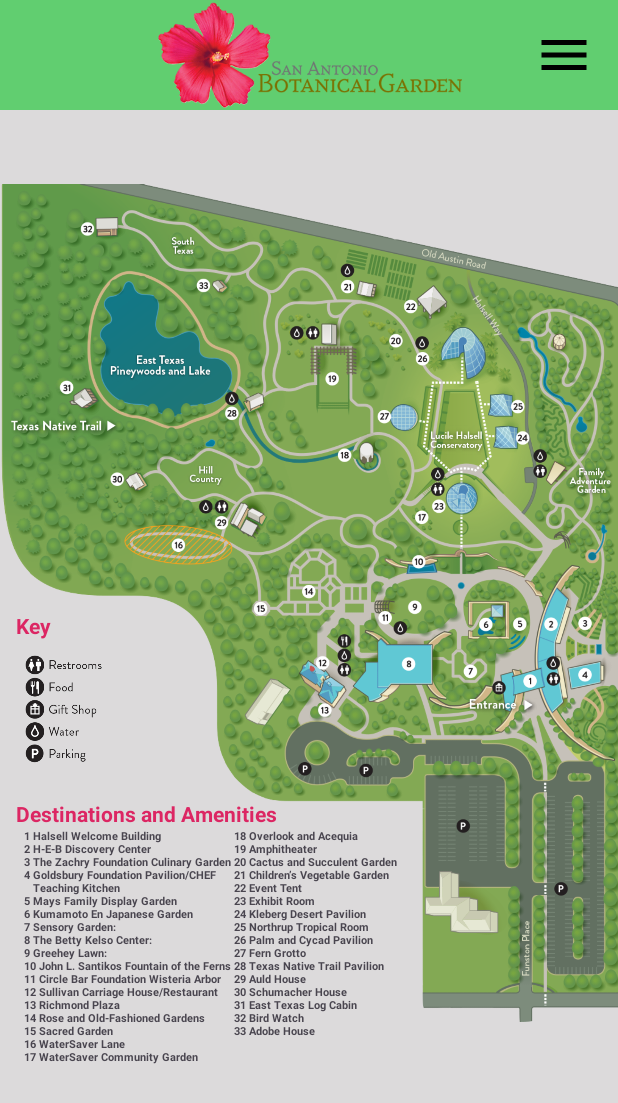
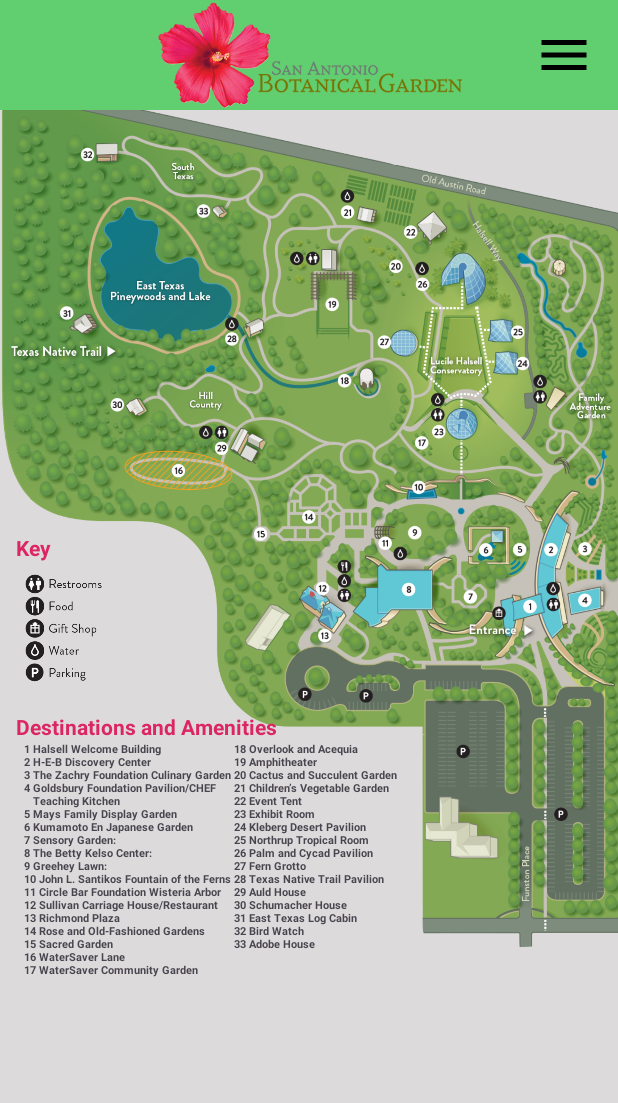
Before and after one commit to UTSA-CS-3443/BotanicalBuddy, an Android app: the MapActivity screen opened directly, with no data from a screen before it, on a phone screen of 412 x 824 dp. Shown: the top 1103 px of the screen. Run offline under Robolectric (Android 15) with nearby library versions, the phone set to English and light mode, and no system bars.

Commit message:
button1 still not working but the map has been adjusted. attractions activity needs photos to load

```diff
--- a/app/src/main/java/edu/utsa/cs3443/botanicalbuddy/model/PlantList.java
+++ b/app/src/main/java/edu/utsa/cs3443/botanicalbuddy/model/PlantList.java
@@ -33,7 +33,7 @@ public class PlantList {
                         fields[2] = defaultPlantLogoName;
                     }
                     Plant plant = new Plant(fields[0], fields[1], fields[2]);
-                    Log.i("PlantList",plant.toString());
+                    //Log.i("PlantList",plant.toString());
                     this.plants.add(plant);
                 } else if (fields.length == 2) {
                     Plant plant = new Plant(fields[0], fields[1], defaultPlantLogoName);
--- a/app/src/main/res/layout/activity_map.xml
+++ b/app/src/main/res/layout/activity_map.xml
@@ -13,16 +13,13 @@
 
     <ImageView
         android:id="@+id/map"
-        android:layout_width="0dp"
-        android:layout_height="657dp"
-        android:layout_marginBottom="50dp"
         android:src="@drawable/garden_map"
-        app:layout_constraintBottom_toBottomOf="parent"
+        android:adjustViewBounds="true"
         app:layout_constraintEnd_toEndOf="parent"
-        app:layout_constraintHorizontal_bias="0.0"
         app:layout_constraintStart_toStartOf="parent"
         app:layout_constraintTop_toBottomOf="@+id/menu"
-        app:layout_constraintVertical_bias="0.0" />
+        android:layout_height="wrap_content"
+        android:layout_width="wrap_content"/>
 
     <Button
         android:id="@+id/button1"
@@ -31,10 +28,9 @@
         android:background="@android:color/transparent"
         app:layout_constraintBottom_toBottomOf="parent"
         app:layout_constraintEnd_toEndOf="@+id/map"
-        app:layout_constraintHorizontal_bias="0.827"
+        app:layout_constraintHorizontal_bias="0.83"
         app:layout_constraintStart_toEndOf="@+id/mapKey"
-        app:layout_constraintTop_toTopOf="@+id/map"
-        app:layout_constraintVertical_bias="0.55" />
+        app:layout_constraintTop_toTopOf="@+id/map" />
 
     <Button
         android:id="@+id/button2"
@@ -43,10 +39,10 @@
         android:background="@android:color/transparent"
         app:layout_constraintBottom_toBottomOf="@+id/map"
         app:layout_constraintEnd_toEndOf="parent"
-        app:layout_constraintHorizontal_bias="0.904"
+        app:layout_constraintHorizontal_bias="0.909"
         app:layout_constraintStart_toStartOf="parent"
         app:layout_constraintTop_toBottomOf="@+id/menu"
-        app:layout_constraintVertical_bias="0.519" />
+        app:layout_constraintVertical_bias="0.524" />
 
     <TextView
         android:id="@+id/textView"
```
